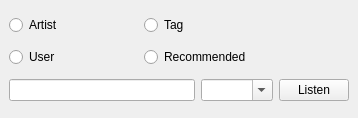
Qt form trunk/GUI/radio/GUI_RadioWidget.ui (shahid334/sayonara-player) before a commit.
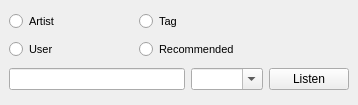
The same form after that commit.

The edit to the form file:
```diff
--- a/trunk/GUI/radio/GUI_RadioWidget.ui
+++ b/trunk/GUI/radio/GUI_RadioWidget.ui
@@ -7,7 +7,7 @@
     <x>0</x>
     <y>0</y>
     <width>358</width>
-    <height>118</height>
+    <height>105</height>
    </rect>
   </property>
   <property name="sizePolicy">
@@ -18,7 +18,7 @@
   </property>
   <property name="minimumSize">
    <size>
-    <width>0</width>
+    <width>330</width>
     <height>105</height>
    </size>
   </property>
@@ -49,7 +49,7 @@
       </property>
       <property name="maximumSize">
        <size>
-        <width>70</width>
+        <width>80</width>
         <height>200</height>
        </size>
       </property>
@@ -68,13 +68,13 @@
      <widget class="QLabel" name="lab_lfm">
       <property name="minimumSize">
        <size>
-        <width>70</width>
+        <width>80</width>
         <height>0</height>
        </size>
       </property>
       <property name="maximumSize">
        <size>
-        <width>70</width>
+        <width>80</width>
         <height>16777215</height>
        </size>
       </property>
@@ -85,6 +85,11 @@
     </item>
     <item row="0" column="0">
      <widget class="QRadioButton" name="rb_artist">
+      <property name="font">
+       <font>
+        <pointsize>8</pointsize>
+       </font>
+      </property>
       <property name="text">
        <string>Artist</string>
       </property>
@@ -92,6 +97,11 @@
     </item>
     <item row="0" column="1">
      <widget class="QRadioButton" name="rb_tag">
+      <property name="font">
+       <font>
+        <pointsize>8</pointsize>
+       </font>
+      </property>
       <property name="text">
        <string>Tag</string>
       </property>
@@ -113,6 +123,11 @@
     </item>
     <item row="1" column="0">
      <widget class="QRadioButton" name="rb_user">
+      <property name="font">
+       <font>
+        <pointsize>8</pointsize>
+       </font>
+      </property>
       <property name="text">
        <string>User</string>
       </property>
@@ -120,6 +135,11 @@
     </item>
     <item row="1" column="1">
      <widget class="QRadioButton" name="rb_recom">
+      <property name="font">
+       <font>
+        <pointsize>8</pointsize>
+       </font>
+      </property>
       <property name="text">
        <string>Recommended</string>
       </property>
```
